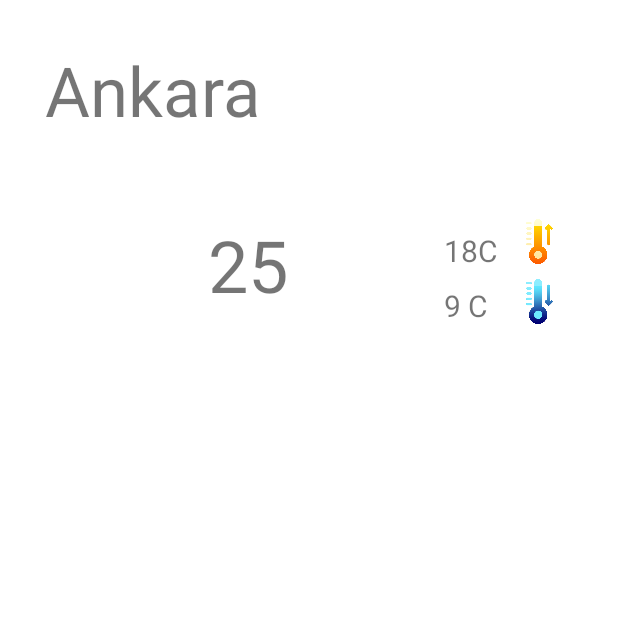
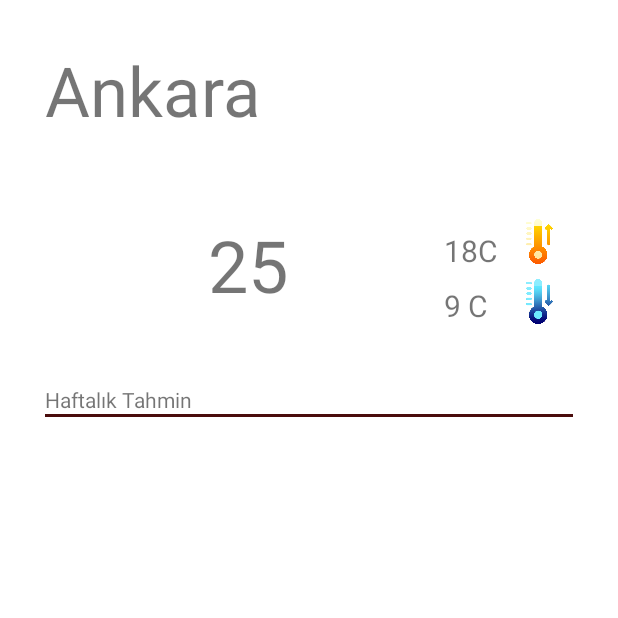
Before and after one commit to etokoc/WeatherApp, an Android app: the ActivityDetay screen opened directly, with no data from a screen before it, on a phone screen of 412 x 824 dp, the top half of it. Run offline under Robolectric (Android 15) with nearby library versions, the phone set to English and light mode, and no system bars; 3 statements that could not run were skipped.

```diff
--- a/app/src/main/res/layout/activity_detay.xml
+++ b/app/src/main/res/layout/activity_detay.xml
@@ -5,6 +5,8 @@
     android:layout_width="match_parent"
     android:layout_height="match_parent"
     android:background="#FFFF"
+    android:foregroundTint="#2196F3"
+    android:foregroundTintMode="add"
     tools:context=".ActivityDetay">
 
     <TextView
@@ -95,4 +97,28 @@
         app:layout_constraintStart_toEndOf="@+id/imageView3"
         app:layout_constraintTop_toTopOf="@+id/imageView3" />
 
+    <TextView
+        android:id="@+id/textView2"
+        android:layout_width="wrap_content"
+        android:layout_height="wrap_content"
+        android:text="Haftalık Tahmin"
+        app:layout_constraintBottom_toTopOf="@+id/imageView4"
+        app:layout_constraintStart_toStartOf="@+id/imageView4" />
+
+    <ImageView
+        android:id="@+id/imageView4"
+        android:layout_width="0dp"
+        android:layout_height="2dp"
+        android:layout_marginLeft="30dp"
+        android:layout_marginTop="48dp"
+        android:layout_marginRight="30dp"
+        android:background="#B51F1F"
+        android:backgroundTint="#4A0C0C"
+        android:scaleType="fitXY"
+        app:layout_constraintEnd_toEndOf="parent"
+        app:layout_constraintStart_toStartOf="parent"
+        app:layout_constraintTop_toBottomOf="@+id/imageView3"
+        app:srcCompat="@drawable/bar" />
+
+
 </androidx.constraintlayout.widget.ConstraintLayout>
```
Also changed, not shown: app/src/main/java/com/example/weatherapp/ActivityDetay.kt (+10 -10 lines), app/src/main/res/drawable/bar.png (added), app/src/main/res/drawable/c.png (added), app/src/main/res/drawable/h.png (added), app/src/main/res/drawable/hc.png (added), app/src/main/res/drawable/hr.png (added), app/src/main/res/drawable/lc.png (added), app/src/main/res/drawable/lr.png (added), app/src/main/res/drawable/s.png (added), app/src/main/res/drawable/sl.png (added), app/src/main/res/drawable/sn.png (added), app/src/main/res/drawable/t.png (added).
